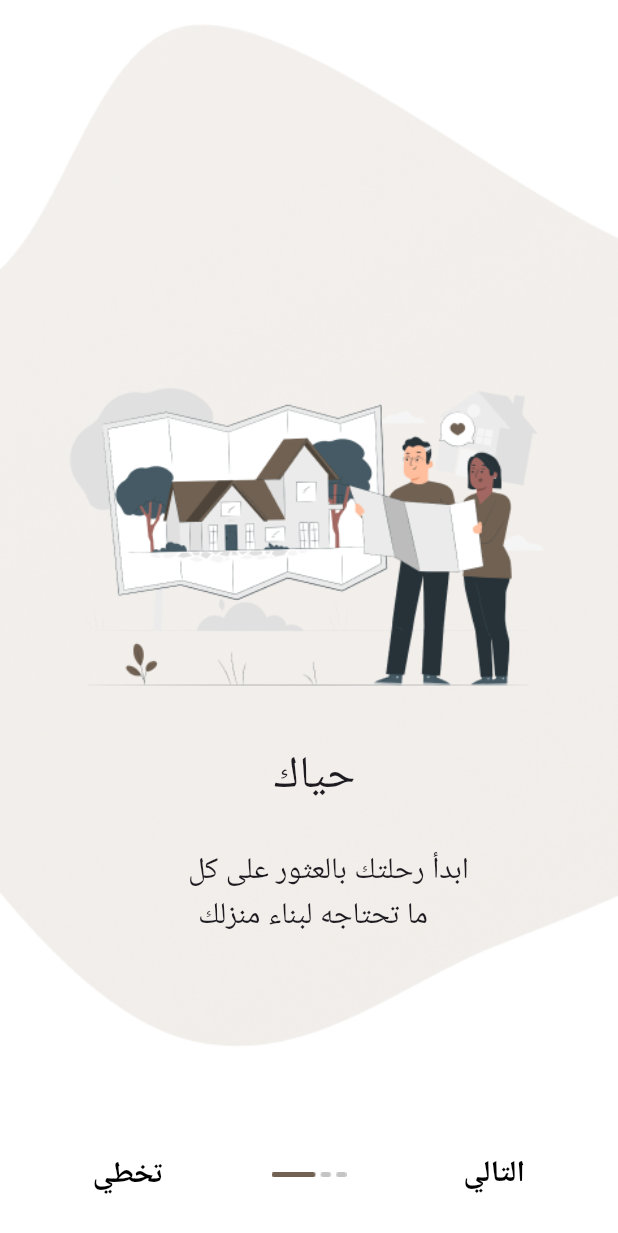
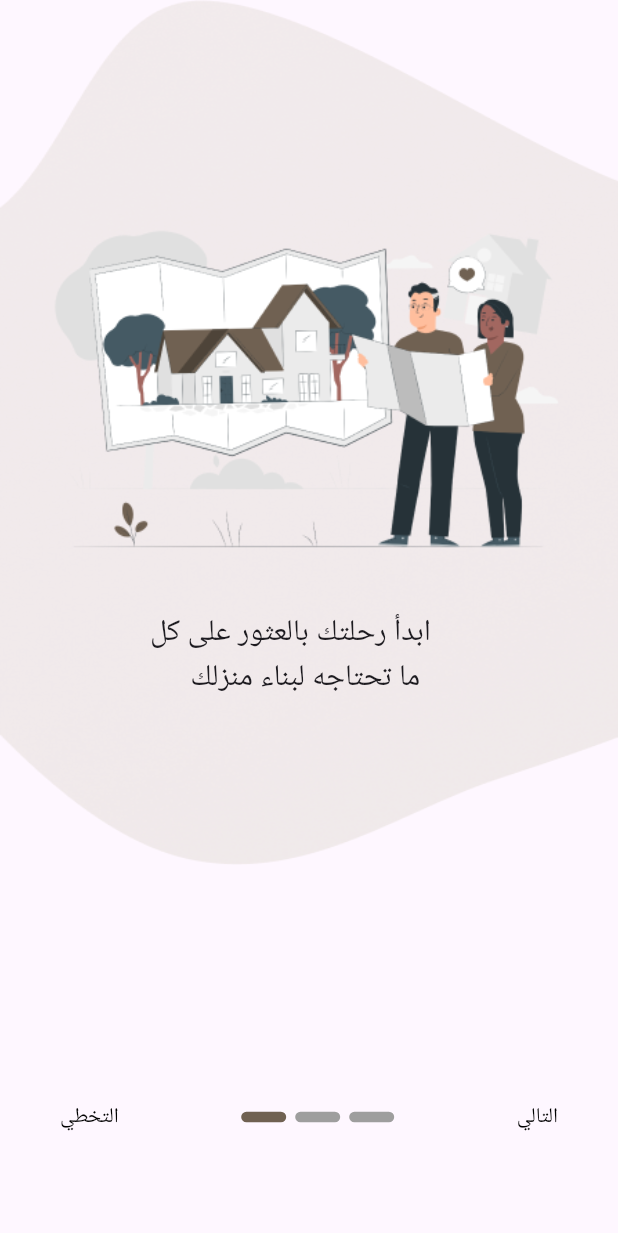
Before and after one commit to flutterCampTeam3/bunya-app, a Flutter app: the introPage screen opened directly, after a tap on "عميل", on a phone screen of 412 x 824 dp. Shown: the top 1233 px of the screen. Run offline on Flutter 3.47's test engine with Material 3 defaults, Android fonts, the phone set to English and light mode, and no system bars; drawn by our look-alikes of smooth_page_indicator; our stand-ins replace bloc, flutter_bloc, flutter_dotenv, flutter_otp_text_field, flutter_svg, get_it and 6 more; missing offline and left inert: timer_button; accounts and stored records are empty; network calls fail; project files that could hold a hidden picture were left out.

Commit message:
onboarding page

```diff
--- a/lib/helper/colors.dart
+++ b/lib/helper/colors.dart
@@ -26,3 +26,4 @@ Color whiteOpisity = whiteColor.withOpacity(20);
 Color brownNavSelect = const Color(0xff9E8D7B);
 Color whitegrey = const Color(0xff9E8D7B);
 Color brownDrawer = const Color(0xffDFD8D0);
+Color darkbrown = const Color(0xff706152);
--- a/lib/main.dart
+++ b/lib/main.dart
@@ -3,7 +3,10 @@ import 'package:bunya_app/data/service/supabase_services.dart';
 import 'package:bunya_app/pages/Office%20pages/navBar%20page/navBarPage.dart';
 import 'package:bunya_app/pages/costumer%20pages/costumer%20auth%20pages/signIn%20page/signin_customer_page.dart';
 import 'package:bunya_app/pages/costumer%20pages/navBar%20page/navBarPage.dart';
+import 'package:bunya_app/pages/intro%20pages/customer/first_intro.dart';
+import 'package:bunya_app/pages/intro%20pages/customer/onboarding_screen.dart';
 import 'package:bunya_app/pages/intro%20pages/disconnect_page.dart';
+import 'package:bunya_app/pages/intro%20pages/first_intro.dart';
 import 'package:internet_connection_checker_plus/internet_connection_checker_plus.dart';
 import 'package:get_it/get_it.dart';
 // import 'package:device_preview/device_preview.dart';import 'package:flutter/material.dart';
@@ -45,6 +48,6 @@ class MainApp extends StatelessWidget {
                 ? isSignIn
                     ? const NavBarPage()
                     : const NavBarOfficePage()
-                : const SigninCustomerPage()));
+                : const introPage()));
   }
 }
--- a/lib/pages/Office pages/office auth pages/signIn page/signin_page.dart
+++ b/lib/pages/Office pages/office auth pages/signIn page/signin_page.dart
@@ -27,7 +27,6 @@ class _SigninPageState extends State<SigninPage> {
   final GlobalKey<FormState> _formKey = GlobalKey<FormState>();
   @override
   Widget build(BuildContext context) {
-
     TextEditingController emailController =
         TextEditingController(text: "khaled@gmail.com");
     TextEditingController passController =
@@ -38,7 +37,7 @@ class _SigninPageState extends State<SigninPage> {
         final bloc = context.read<SignInBloc>();
         return Directionality(
             textDirection: TextDirection.rtl,
-          child:  Scaffold(
+            child: Scaffold(
               appBar: PreferredSize(
                   preferredSize: Size(context.getWidth(), 400),
                   child: const PageHeaderSignIn(
@@ -46,7 +45,7 @@ class _SigninPageState extends State<SigninPage> {
                     bottomText: " نورتنا من جديد ",
                   )),
               body: Padding(
-            padding: const EdgeInsets.all(8.0),
+                padding: const EdgeInsets.all(20.0),
                 child: SingleChildScrollView(
                   child: SizedBox(
                     height: context.getHeight() * .5,
@@ -59,7 +58,7 @@ class _SigninPageState extends State<SigninPage> {
                         print(bloc.userType);
                         if (bloc.userType) {
                           context.pushAndRemove(const NavBarPage());
-                      }else{
+                        } else {
                           context.pushAndRemove(const NavBarOfficePage());
                         }
                       }
@@ -124,6 +123,7 @@ class _SigninPageState extends State<SigninPage> {
                                           fontSize: 16,
                                           fontWeight: FontWeight.bold),
                                     )),
+                                gapH10,
                                 InkWell(
                                     onTap: () {
                                       context.pushTo(view: const introPage());
--- /dev/null
+++ b/lib/pages/intro pages/customer/onboarding_screen.dart
@@ -0,0 +1,251 @@
+import 'package:bunya_app/helper/colors.dart';
+import 'package:bunya_app/helper/extintion.dart';
+import 'package:bunya_app/pages/Office%20pages/office%20auth%20pages/signIn%20page/signin_page.dart';
+import 'package:bunya_app/pages/costumer%20pages/costumer%20auth%20pages/sign%20up%20page/signup_page.dart';
+import 'package:bunya_app/pages/costumer%20pages/costumer%20auth%20pages/signIn%20page/signin_customer_page.dart';
+import 'package:flutter/cupertino.dart';
+import 'package:flutter/material.dart';
+import 'package:flutter/widgets.dart';
+import 'package:smooth_page_indicator/smooth_page_indicator.dart';
+
+class BoardingPage extends StatelessWidget {
+  BoardingPage({super.key, this.isCustomer = true});
+  final bool isCustomer;
+
+  final boardController = PageController();
+
+  // bool isLast = false;
+  ValueNotifier<bool> isLast = ValueNotifier(false);
+  List<SplashModel> boarding = [];
+  @override
+  Widget build(BuildContext context) {
+    if (isCustomer) {
+      boarding = [
+        SplashModel(
+          image: "assets/images/image1.png",
+          backImage: "assets/images/introv3.png",
+          body: '     ابدأ رحلتك بالعثور على كل\n ما تحتاجه لبناء منزلك  ',
+        ),
+        SplashModel(
+          image: "assets/images/image2.png",
+          backImage: "assets/images/introv4.png",
+          body:
+              " ابحث عن أفضل الشركات الهندسية \nوشركات المقاولات واستوديوهات التصميم الداخلي ",
+        ),
+        SplashModel(
+          image: "assets/images/image3.png",
+          backImage: "assets/images/introv2.png",
+          body: " تواصل مع أفضل الشركات \nلتلبية احتياجات بناء منزلك",
+        )
+      ];
+    } else {
+      boarding = [
+        SplashModel(
+          image: "assets/images/image1.png",
+          backImage: "assets/images/introv3.png",
+          body:
+              '  سجل شركتك الآن لتكون جزءًا من \nتطبيقنا الذي يوفر للعملاء فرصة \nاختيار أفضل الشركات لبناء منازلهم ',
+        ),
+        SplashModel(
+            image: "assets/images/image2.png",
+            backImage: "assets/images/introv4.png",
+            body: " ابدأ بنشر أعمالك \nوخدماتك في بناء المنازل معنا"),
+        SplashModel(
+          image: "assets/images/image3.png",
+          backImage: "assets/images/introv2.png",
+          body:
+              " وسّع نطاق عملك وصل إلى زبائن جدد يبحثون عن شركات موثوقة في بناء المنازل  ",
+        )
+      ];
+    }
+
+    Widget buildBoardingItem(SplashModel model, int length) {
+      return Directionality(
+        textDirection: TextDirection.rtl,
+        child: SafeArea(
+          child: Column(
+            children: [
+              Container(
+                height: context.getHeight() * 0.70,
+                padding: const EdgeInsets.symmetric(horizontal: 30),
+                decoration: BoxDecoration(
+                    image: DecorationImage(
+                        image: AssetImage(
+                          model.backImage,
+                        ),
+                        fit: BoxFit.fill)),
+                child: Column(
+                  mainAxisAlignment: MainAxisAlignment.center,
+                  children: [
+                    Image.asset(model.image),
+                    SizedBox(
+                      width: double.maxFinite,
+                      child: Column(
+                        crossAxisAlignment: CrossAxisAlignment.center,
+                        children: [
+                          Text(
+                            model.body,
+                            textAlign: TextAlign.center,
+                            style: const TextStyle(
+                              fontSize: 20,
+                              // Define text style here if needed
+                            ),
+                            textScaleFactor: 1,
+                          ),
+                        ],
+                      ),
+                    ),
+                  ],
+                ),
+              ),
+              const Spacer(),
+              Flexible(
+                child: Container(
+                  child: Padding(
+                    padding: const EdgeInsets.symmetric(
+                        vertical: 10.0, horizontal: 20),
+                    child: Column(
+                      crossAxisAlignment: CrossAxisAlignment.start,
+                      mainAxisAlignment: MainAxisAlignment.center,
+                      children: [
+                        Flexible(
+                            flex: 1,
+                            child: SizedBox(
+                                height: 95,
+                                child: Column(
+                                  mainAxisAlignment:
+                                      MainAxisAlignment.spaceBetween,
+                                  children: [
+                                    Flexible(
+                                      flex: 1,
+                                      child: Row(
+                                        mainAxisAlignment:
+                                            MainAxisAlignment.spaceBetween,
+                                        children: [
+                                          TextButton(
+                                            onPressed: () {
+                                              if (isLast.value) {
+                                                if (isCustomer) {
+                                                  context.pushAndRemove(
+                                                      const SigninCustomerPage());
+                                                } else {
+                                                  context.pushAndRemove(
+                                                      const SigninPage());
+                                                }
+                                              } else {
+                                                boardController.nextPage(
+                                                  duration: const Duration(
+                                                    milliseconds: 1500,
+                                                  ),
+                                                  curve: Curves
+                                                      .fastLinearToSlowEaseIn,
+                                                );
+                                              }
+                                            },
+                                            style: TextButton.styleFrom(
+                                                padding:
+                                                    const EdgeInsets.all(20),
+                                                foregroundColor: blackColor,
+                                                elevation: 0,
+                                                backgroundColor: transparent,
+                                                shape: const CircleBorder()),
+                                            child: const Text("التالي"),
+                                          ),
+                                          Directionality(
+                                            textDirection: TextDirection.ltr,
+                                            child: Container(
+                                              padding:
+                                                  const EdgeInsets.symmetric(
+                                                      vertical: 20),
+                                              decoration: const BoxDecoration(),
+                                              child: SmoothPageIndicator(
+                                                controller: boardController,
+                                                effect: ScaleEffect(
+                                                    dotHeight: 7,
+                                                    dotWidth: 30,
+                                                    spacing: 6.0,
+                                                    scale: 1,
+                                                    activeDotColor: darkbrown),
+                                                count: length,
+                                              ),
+                                            ),
+                                          ),
+                                          TextButton(
+                                            onPressed: () {
+                                              if (isCustomer) {
+                                                context.pushAndRemove(
+                                                    const SigninCustomerPage());
+                                              } else {
+                                                context.pushAndRemove(
+                                                    const SigninPage());
+                                              }
+                                            },
+                                            style: TextButton.styleFrom(
+                                                padding:
+                                                    const EdgeInsets.all(20),
+                                                shape: const CircleBorder(),
+                                                elevation: 0,
+                                                foregroundColor: blackColor,
+                                                backgroundColor: transparent),
+                                            child: const Text("التخطي"),
+                                          ),
+                                        ],
+                                      ),
+                                    ),
+                                  ],
+                                ))),
+                      ],
+                    ),
+                  ),
+                ),
+              ),
+            ],
+          ),
+        ),
+      );
+    }
+
+    return Scaffold(
+      body: SingleChildScrollView(
+        child: SizedBox(
+          height: MediaQuery.of(context).size.height,
+          child: Column(
+            children: [
+              Flexible(
+                flex: 4,
+                child: PageView.builder(
+                  physics: const ClampingScrollPhysics(),
+                  scrollBehavior: const MaterialScrollBehavior(),
+                  controller: boardController,
+                  onPageChanged: (int index) {
+                    if (index == boarding.length - 1) {
+                      isLast.value = true;
+                    } else {
+                      isLast.value = false;
+                    }
+                  },
+                  itemBuilder: (context, index) =>
+                      buildBoardingItem(boarding[index], boarding.length),
+                  itemCount: boarding.length,
+                ),
+              ),
+            ],
+          ),
+        ),
+      ),
+    );
+  }
+}
+
+class SplashModel {
+  final String image;
+  final String backImage;
+
+  final String body;
+
+  SplashModel({
+    required this.image,
+    required this.backImage,
+    required this.body,
+  });
+}
--- a/lib/pages/intro pages/first_intro.dart
+++ b/lib/pages/intro pages/first_intro.dart
@@ -1,6 +1,7 @@
 import 'package:bunya_app/helper/colors.dart';
 import 'package:bunya_app/helper/extintion.dart';
 import 'package:bunya_app/pages/intro%20pages/customer/first_intro.dart';
+import 'package:bunya_app/pages/intro%20pages/customer/onboarding_screen.dart';
 import 'package:bunya_app/pages/intro%20pages/offices/first_intro.dart';
 import 'package:flutter/material.dart';
 
@@ -9,10 +10,7 @@ class introPage extends StatelessWidget {
 
   @override
   Widget build(BuildContext context) {
-    return
-
-
-    Scaffold(
+    return Scaffold(
       body: Container(
         height: double.maxFinite,
         width: double.maxFinite,
@@ -70,7 +68,7 @@ class introPage extends StatelessWidget {
               children: [
                 ElevatedButton(
                   onPressed: () {
-                    context.pushAndRemove(firstCustomerIntro());
+                    context.pushAndRemove(BoardingPage());
                   },
                   style: ButtonStyle(
                     backgroundColor:
@@ -88,7 +86,9 @@ class introPage extends StatelessWidget {
                 ),
                 ElevatedButton(
                   onPressed: () {
-                    context.pushAndRemove(firstOficceIntro());
+                    context.pushAndRemove(BoardingPage(
+                      isCustomer: false,
+                    ));
                   },
                   style: ButtonStyle(
                     backgroundColor:
```
Also changed, not shown: pubspec.yaml (+7 -3 lines), assets/images/logo_white.png (added), pubspec.lock (added), 27 other files. Lines whose indentation alone changed are shown as unchanged.
